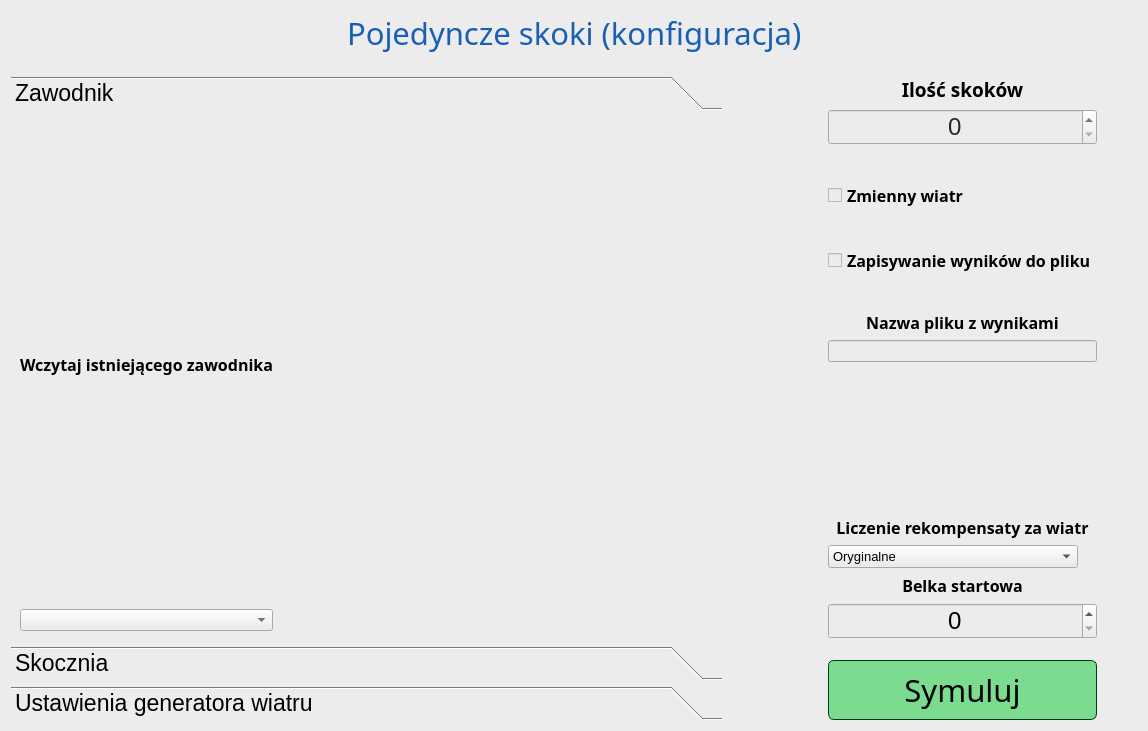
First picture: the form in UI/SingleJumps/SingleJumpsConfigWindow.ui, repository SiekamCebule/sj-sim, before the edit.
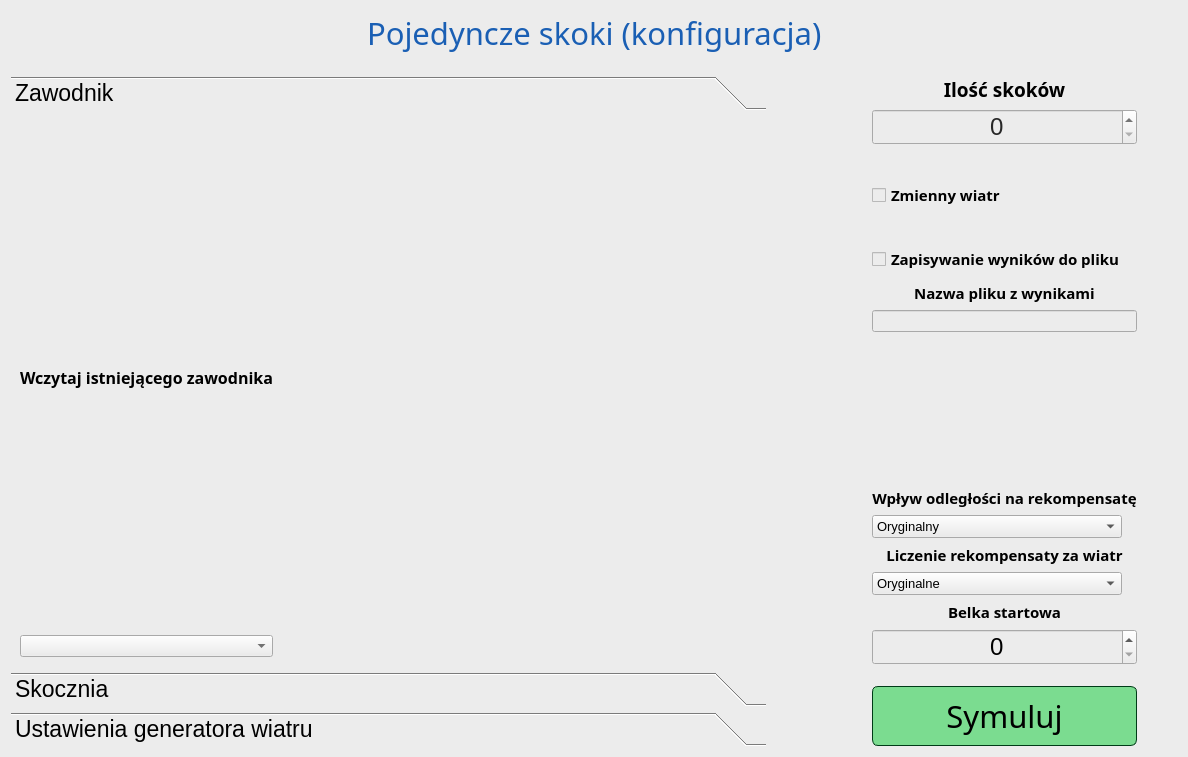
Second picture: the form after the edit.

Commit message: Ulepszony wpływ wiatru na skok (Wiatr nie ma wpływu na skok w danym segmencie, jeśli zawodnik do niego w ogóle nie doskoczy). Zaimplementowano sposób liczenia rekompensat kiedy zawodnik nie doleci do 75% punktu K (tzw Oryginalny, sektory powyżej 75% nie wliczają się do rekompensaty)

```diff
--- a/UI/SingleJumps/SingleJumpsConfigWindow.ui
+++ b/UI/SingleJumps/SingleJumpsConfigWindow.ui
@@ -6,8 +6,8 @@
    <rect>
     <x>0</x>
     <y>0</y>
-    <width>1148</width>
-    <height>731</height>
+    <width>1188</width>
+    <height>757</height>
    </rect>
   </property>
   <property name="windowTitle">
@@ -31,7 +31,7 @@
   <property name="styleSheet">
    <string notr="true">background-color: rgb(236, 236, 236);</string>
   </property>
-  <layout class="QVBoxLayout" name="verticalLayout_7">
+  <layout class="QVBoxLayout" name="verticalLayout_8">
    <item>
     <layout class="QHBoxLayout" name="horizontalLayout_title">
      <item>
@@ -119,8 +119,8 @@
          <rect>
           <x>0</x>
           <y>0</y>
-          <width>714</width>
-          <height>523</height>
+          <width>752</width>
+          <height>549</height>
          </rect>
         </property>
         <attribute name="label">
@@ -362,7 +362,7 @@
          <property name="font">
           <font>
            <family>Quicksand Medium</family>
-           <pointsize>12</pointsize>
+           <pointsize>11</pointsize>
            <bold>true</bold>
           </font>
          </property>
@@ -414,7 +414,7 @@
          <property name="font">
           <font>
            <family>Quicksand Medium</family>
-           <pointsize>12</pointsize>
+           <pointsize>11</pointsize>
            <bold>true</bold>
           </font>
          </property>
@@ -437,7 +437,7 @@
          <property name="sizeHint" stdset="0">
           <size>
            <width>20</width>
-           <height>30</height>
+           <height>3</height>
           </size>
          </property>
         </spacer>
@@ -455,7 +455,7 @@
            <property name="font">
             <font>
              <family>Quicksand Medium</family>
-             <pointsize>12</pointsize>
+             <pointsize>11</pointsize>
              <bold>true</bold>
             </font>
            </property>
@@ -509,6 +509,84 @@
        </item>
        <item>
         <layout class="QVBoxLayout" name="verticalLayout_6">
+         <item>
+          <layout class="QVBoxLayout" name="verticalLayout_7">
+           <item>
+            <widget class="QLabel" name="label_3">
+             <property name="sizePolicy">
+              <sizepolicy hsizetype="Minimum" vsizetype="Minimum">
+               <horstretch>0</horstretch>
+               <verstretch>0</verstretch>
+              </sizepolicy>
+             </property>
+             <property name="font">
+              <font>
+               <family>Quicksand Medium</family>
+               <pointsize>11</pointsize>
+               <bold>true</bold>
+              </font>
+             </property>
+             <property name="styleSheet">
+              <string notr="true">color: black;</string>
+             </property>
+             <property name="text">
+              <string>Wpływ odległości na rekompensatę</string>
+             </property>
+             <property name="alignment">
+              <set>Qt::AlignCenter</set>
+             </property>
+            </widget>
+           </item>
+           <item>
+            <widget class="QComboBox" name="comboBox_windCompensationDistanceEffect">
+             <property name="sizePolicy">
+              <sizepolicy hsizetype="Minimum" vsizetype="Minimum">
+               <horstretch>0</horstretch>
+               <verstretch>0</verstretch>
+              </sizepolicy>
+             </property>
+             <property name="maximumSize">
+              <size>
+               <width>250</width>
+               <height>16777215</height>
+              </size>
+             </property>
+             <property name="font">
+              <font>
+               <pointsize>10</pointsize>
+              </font>
+             </property>
+             <property name="toolTip">
+              <string>&lt;html&gt;&lt;head/&gt;&lt;body&gt;&lt;p&gt;- W opcji &amp;quot;Oryginalny&amp;quot; jeżeli skoczek wyląduje przed czujnikiem wiatru koło 75% punktu K, żaden czujnik powyżej tej odległości się nie wlicza. - - Opcja &amp;quot;Pełny&amp;quot; nie ogranicza się do 75% punktu K, tylko działa na każdej odległości.&lt;/p&gt;&lt;p&gt;- &amp;quot;Wyłączony&amp;quot; w ogóle nie posiada takiej funkcjonalności.&lt;/p&gt;&lt;/body&gt;&lt;/html&gt;</string>
+             </property>
+             <property name="styleSheet">
+              <string notr="true">color: black;</string>
+             </property>
+             <property name="currentIndex">
+              <number>1</number>
+             </property>
+             <property name="maxCount">
+              <number>100</number>
+             </property>
+             <item>
+              <property name="text">
+               <string>Wyłączony</string>
+              </property>
+             </item>
+             <item>
+              <property name="text">
+               <string>Oryginalny</string>
+              </property>
+             </item>
+             <item>
+              <property name="text">
+               <string>Pełny</string>
+              </property>
+             </item>
+            </widget>
+           </item>
+          </layout>
+         </item>
          <item>
           <widget class="QLabel" name="label_2">
            <property name="sizePolicy">
@@ -520,7 +598,7 @@
            <property name="font">
             <font>
              <family>Quicksand Medium</family>
-             <pointsize>12</pointsize>
+             <pointsize>11</pointsize>
              <bold>true</bold>
             </font>
            </property>
@@ -587,7 +665,7 @@
            <property name="font">
             <font>
              <family>Quicksand Medium</family>
-             <pointsize>12</pointsize>
+             <pointsize>11</pointsize>
              <bold>true</bold>
             </font>
            </property>
```
Left out of the diff: 11 changed lines with no effect on the pictures. The commit also changes 9 other files.
